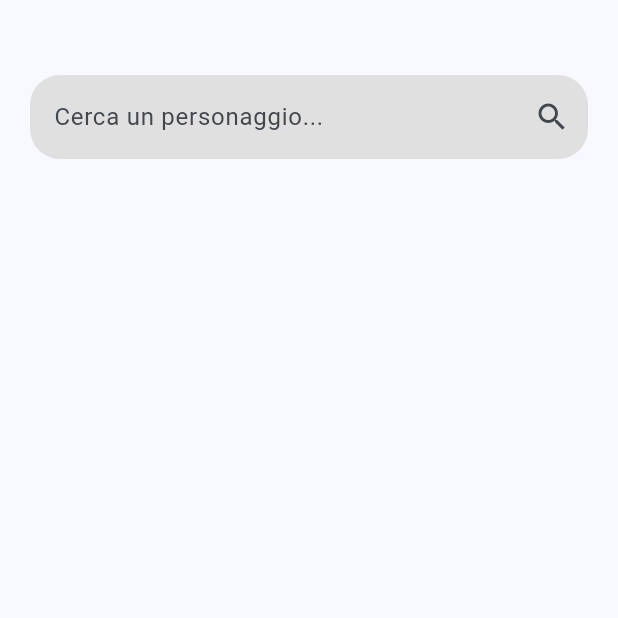
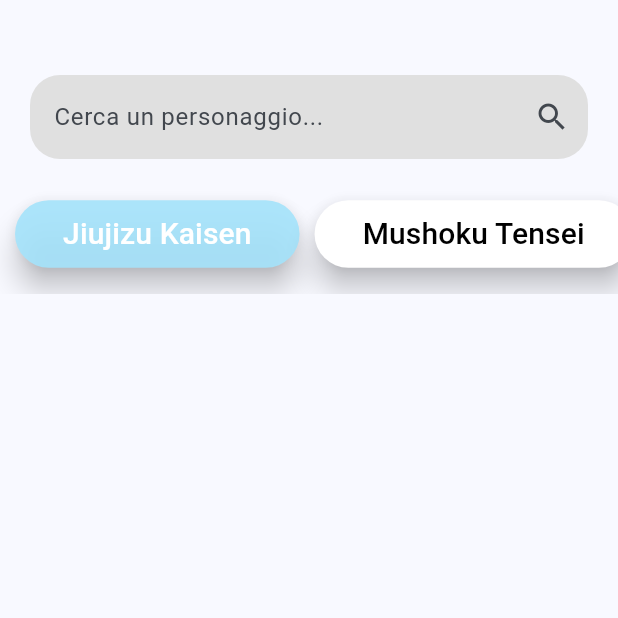
Before and after one commit to LastMasterOfLife/PoketAnimeUltimate, a Flutter app: the CollectionScreen screen opened directly, on a phone screen of 412 x 824 dp, the top half of it. Run offline on Flutter 3.47's test engine with Material 3 defaults, Android fonts, the phone set to English and light mode, and no system bars; our stand-ins replace carousel_slider, dotted_border, just_audio, shared_preferences; missing offline and left inert: flutter_3d_objects, flutter_tilt; accounts and stored records are empty; network calls fail.

Commit message:
implementazione selezione pacchetto nella collezione

```diff
--- a/lib/Collection/Collection_Screen.dart
+++ b/lib/Collection/Collection_Screen.dart
@@ -3,6 +3,8 @@
 import 'package:flutter/material.dart';
 import 'package:poketanime/Home/Card_exaple.dart';
 import 'package:shared_preferences/shared_preferences.dart';
+
+import '../Colors.dart';
 
 class CollectionScreen extends StatefulWidget {
   final List<dynamic>? cardIds;
@@ -18,6 +20,9 @@
   List<Map<String, dynamic>> items = [];
   bool isLoading = true;
   final TextEditingController searchController = TextEditingController();
+  bool JJK = true;
+  bool Tensei = false;
+  bool Slayer = false;
 
   @override
   void initState() {
@@ -150,6 +155,92 @@
             ),
           ),
           const SizedBox(height: 10),
+          Container(
+            height: 80,
+            width: double.infinity,
+            decoration: const BoxDecoration(color: Colors.transparent),
+            child: SingleChildScrollView(
+              scrollDirection: Axis.horizontal,
+              child: Row(
+                mainAxisAlignment: MainAxisAlignment.spaceBetween,
+                children: [
+                  const SizedBox(
+                    width: 10,
+                  ),
+                  ElevatedButton(
+                      onPressed: () {
+                        setState(() {
+                          selectedIndex = 0;
+                          if (!JJK) {
+                            JJK = !JJK;
+                          }
+                          Tensei = false;
+                          Slayer = false;
+                        });
+                      },
+                      style: ElevatedButton.styleFrom(
+                        backgroundColor: JJK ? terziario.withOpacity(0.9) : Colors.white,
+                        elevation: 8,
+                      ),
+                      child: Padding(
+                        padding: const EdgeInsets.all(8.0),
+                        child: Text('Jiujizu Kaisen',style: TextStyle(fontSize: 20,color: JJK ? bianco : nero),),
+                      )),
+                  const SizedBox(
+                    width: 10,
+                  ),
+                  ElevatedButton(
+                      onPressed: () {
+                        setState(() {
+                          selectedIndex = 1;
+                          if (!Tensei) {
+                            Tensei = !Tensei;
+                          }
+                          JJK = false;
+                          Slayer = false;
+                        });
+                      },
+                      style: ElevatedButton.styleFrom(
+                          backgroundColor: Tensei ? terziario.withOpacity(0.9) : Colors.white,
+                          elevation: 8
+                      ),
+                      child: Padding(
+                        padding: EdgeInsets.all(8.0),
+                        child: Text('Mushoku Tensei',style: TextStyle(fontSize: 20,color: Tensei ? bianco : nero),),
+                      )),
+                  const SizedBox(
+                    width: 10,
+                  ),
+                  ElevatedButton(
+                      onPressed: () {
+                        setState(() {
+                          selectedIndex = 2;
+                          if (!Slayer) {
+                            Slayer = !Slayer;
+                          }
+                          JJK = false;
+                          Tensei = false;
+                        });
+                      },
+                      style: ElevatedButton.styleFrom(
+                          backgroundColor: Slayer ? terziario.withOpacity(0.9) : Colors.white,
+                          elevation: 8
+                      ),
+                      child:  Padding(
+                        padding: EdgeInsets.all(8.0),
+                        child: Text('Demon Slayer',style: TextStyle(fontSize: 20,color: Slayer ? bianco : nero),),
+                      )),
+                  const SizedBox(
+                    width: 10,
+                  ),
+                  const SizedBox(
+                    width: 10,
+                  ),
+                ],
+              ),
+            ),
+          ),
+          const SizedBox(height: 10),
           Expanded(
             child: Padding(
               padding: const EdgeInsets.all(8.0),
```
